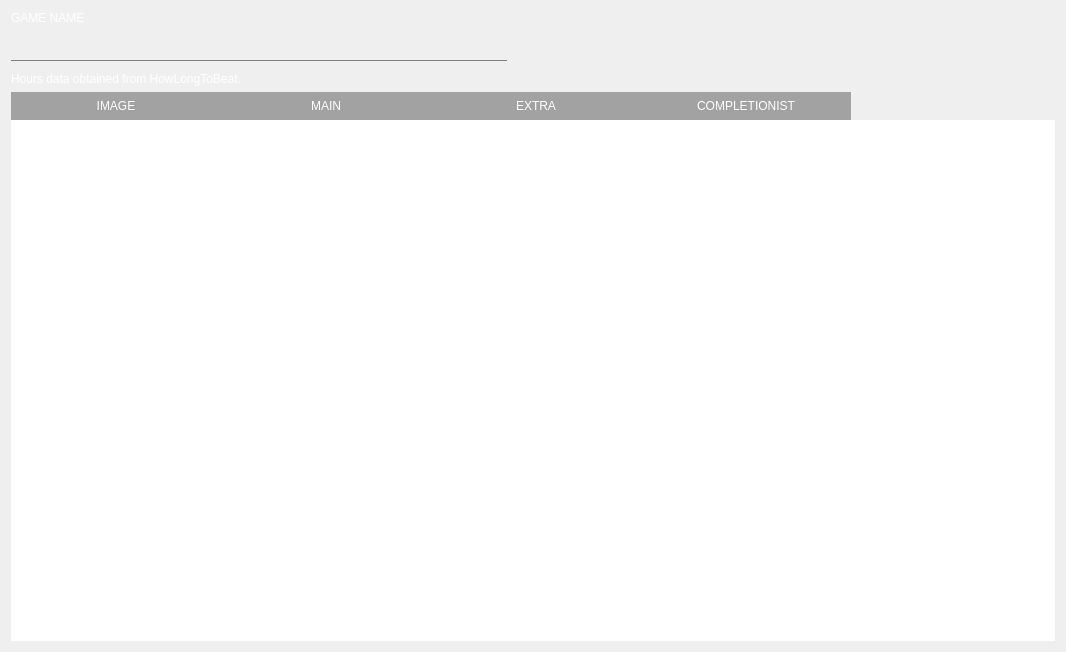
The window that howlongtobeat.ui (illud/crono) describes before a commit, drawn with Qt 5.
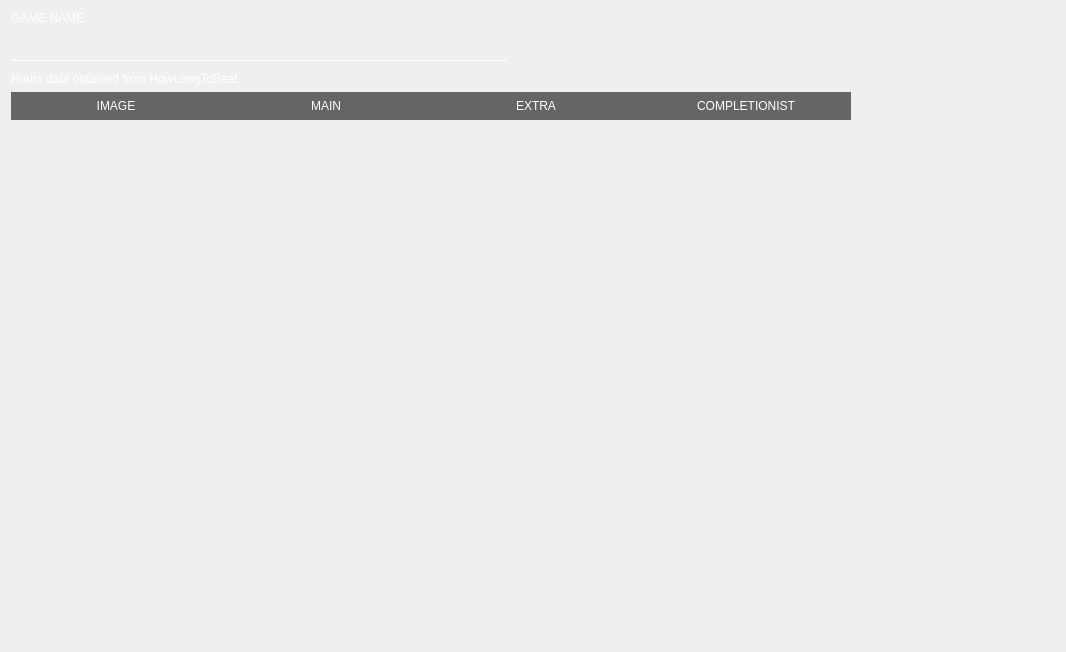
The same window after the commit. Icons and pictures are not drawn.

Commit message: change theme colors for background images themes

What changed in the file:
```diff
--- a/howlongtobeat.ui
+++ b/howlongtobeat.ui
@@ -43,7 +43,7 @@
 font: 900 9pt &quot;Arial Black&quot;;
 color: rgb(255, 255, 255);
 border-bottom-width: 1px;
-border-color: none none gray none;
+border-color: none none white none;
 border-radius: 0px;</string>
      </property>
     </widget>
@@ -157,7 +157,7 @@
        </property>
        <property name="styleSheet">
         <string notr="true">QTableWidget {
-	/*background-color: rgb(22, 22, 22);*/
+	background-color: transparent;
     border: none;
     color: #ffffff;
 }
@@ -166,7 +166,7 @@
 
 QHeaderView::section {
 	border-radius: 0px;
-background-color: rgba(44, 44, 44, 100);
+background-color: rgba(44, 44, 44, 180);
 	color: #ffffff;
     border: none;
     height: 28px;
@@ -323,6 +323,13 @@
         <property name="text">
          <string>IMAGE</string>
         </property>
+        <property name="background">
+         <color alpha="0">
+          <red>0</red>
+          <green>0</green>
+          <blue>0</blue>
+         </color>
+        </property>
        </column>
        <column>
         <property name="text">
```
The commit also changes 20 other files.
